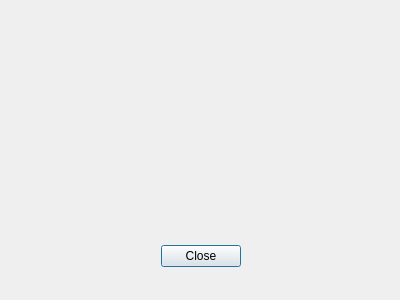
Before: the Qt Designer form openmailshot/ui/about.ui in dazed-gerbil/openmailshot, drawn with Qt 5.
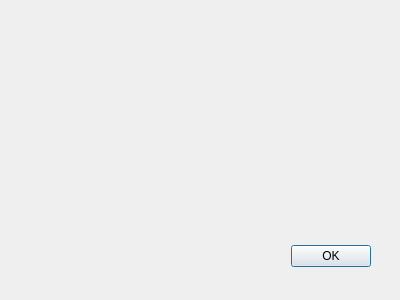
After: the same form once the commit is applied.

Commit message: About dialog added to project

```diff
--- a/openmailshot/ui/about.ui
+++ b/openmailshot/ui/about.ui
@@ -10,9 +10,21 @@
     <height>300</height>
    </rect>
   </property>
+  <property name="sizePolicy">
+   <sizepolicy hsizetype="Fixed" vsizetype="Fixed">
+    <horstretch>0</horstretch>
+    <verstretch>0</verstretch>
+   </sizepolicy>
+  </property>
   <property name="windowTitle">
    <string>Dialog</string>
   </property>
+  <property name="sizeGripEnabled">
+   <bool>false</bool>
+  </property>
+  <property name="modal">
+   <bool>false</bool>
+  </property>
   <widget class="QDialogButtonBox" name="buttonBox">
    <property name="geometry">
     <rect>
@@ -26,10 +38,10 @@
     <enum>Qt::Horizontal</enum>
    </property>
    <property name="standardButtons">
-    <set>QDialogButtonBox::Close</set>
+    <set>QDialogButtonBox::Ok</set>
    </property>
    <property name="centerButtons">
-    <bool>true</bool>
+    <bool>false</bool>
    </property>
   </widget>
  </widget>
```
Left out of the diff: 16 changed lines with no effect on the pictures. The commit also changes 3 other files.
